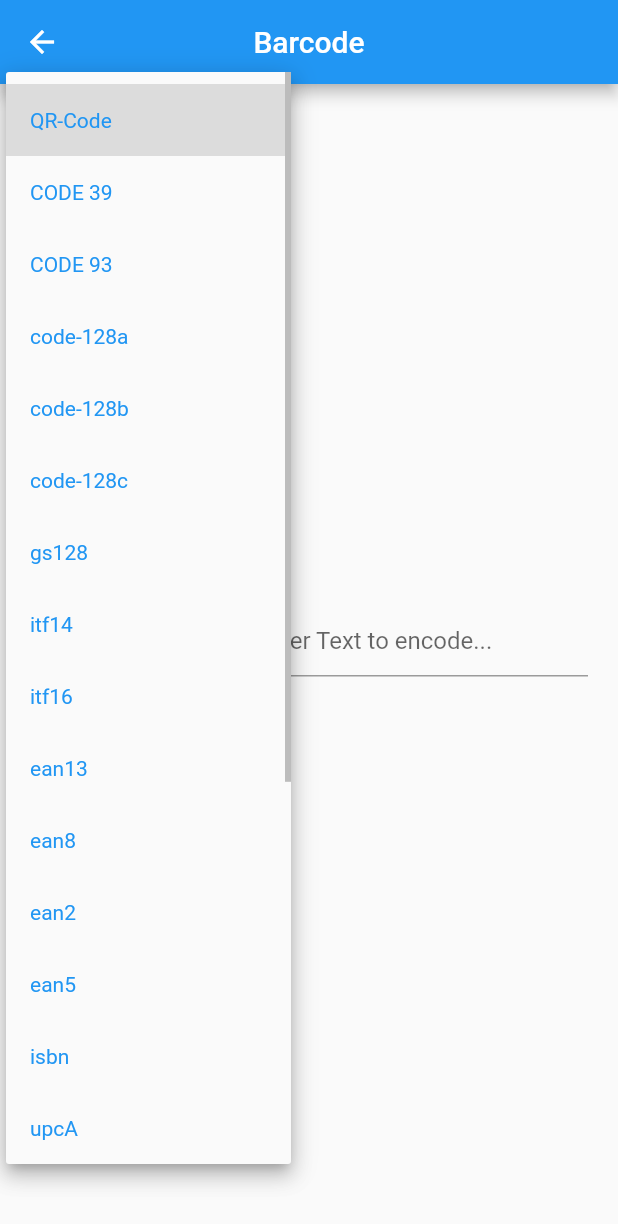
After one commit to saffer4u/flutter_animation, a Flutter app: the BarcodePage screen opened directly, after a tap on "QR-Code", on a phone screen of 412 x 824 dp. The commit adds this screen. Shown: the top 1224 px of the screen. Run offline on Flutter 3.47's test engine with Material 2 defaults, Android fonts, the phone set to English and light mode, and no system bars; our stand-ins replace convex_bottom_bar, file_picker, flutter_spinkit, flutter_svg, font_awesome_flutter, toggle_switch; missing offline and left inert: barcode, dart_ipify, razorpay_flutter, whatsapp_unilink.

Commit message:
Barcode generators

```diff
--- /dev/null
+++ b/lib/barcode/barcode_page.dart
@@ -0,0 +1,238 @@
+import 'dart:io';
+
+import 'package:barcode/barcode.dart';
+import 'package:flutter/material.dart';
+import 'package:flutter/src/foundation/key.dart';
+import 'package:flutter/src/widgets/framework.dart';
+import 'package:flutter_svg/parser.dart';
+import 'package:flutter_svg/svg.dart';
+
+class BarcodePage extends StatefulWidget {
+  const BarcodePage({Key? key}) : super(key: key);
+
+  @override
+  State<BarcodePage> createState() => _BarcodePageState();
+}
+
+class _BarcodePageState extends State<BarcodePage> {
+  TextEditingController textController = TextEditingController();
+
+  String errorText = "";
+
+  final barcodeTypes = [
+    'QR-Code',
+    'CODE 39',
+    'CODE 93',
+    'code-128a',
+    'code-128b',
+    'code-128c',
+    'gs128',
+    'itf14',
+    'itf16',
+    'ean13',
+    'ean8',
+    'ean2',
+    'ean5',
+    'isbn',
+    'upcA',
+    'upcE',
+    'telepen',
+    'codabar',
+    'pdf417',
+    'dataMatrix',
+    'aztec',
+    'rm4scc',
+    'itf',
+  ];
+
+  Widget? barcode;
+  String _dropDownValue = 'QR-Code';
+
+  void buildBarcode(
+    Barcode bc,
+    String data, {
+    String? filename,
+    double? width,
+    double? height,
+    double? fontHeight,
+  }) {
+    final svg = bc.toSvg(
+      data,
+      width: width ?? 200,
+      height: height ?? 80,
+      fontHeight: fontHeight,
+    );
+
+    filename ??= bc.name.replaceAll(RegExp(r'\s'), '-').toLowerCase();
+
+    barcode = SvgPicture.string(svg);
+  }
+
+  void onChanged(String val) {
+    val = textController.text;
+    try {
+      switch (_dropDownValue) {
+        case 'QR-Code':
+          buildBarcode(Barcode.qrCode(), val, height: 200);
+          break;
+        case 'CODE 39':
+          buildBarcode(Barcode.code39(), val);
+          break;
+        case 'CODE 93':
+          buildBarcode(Barcode.code93(), val);
+          break;
+        case 'code-128a':
+          buildBarcode(
+              Barcode.code128(useCode128B: false, useCode128C: false), val,
+              filename: 'code-128a');
+          break;
+        case 'code-128b':
+          buildBarcode(
+              Barcode.code128(useCode128A: false, useCode128C: false), val,
+              filename: 'code-128b');
+          break;
+        case 'code-128c':
+          buildBarcode(
+              Barcode.code128(useCode128A: false, useCode128B: false), val,
+              filename: 'code-128c');
+          break;
+        case 'gs128':
+          buildBarcode(Barcode.gs128(), val);
+          break;
+
+        case 'itf14':
+          buildBarcode(Barcode.itf14(), val);
+          break;
+        case 'itf16':
+          buildBarcode(Barcode.itf16(), val);
+          break;
+
+        case 'ean13':
+          buildBarcode(Barcode.ean13(), val);
+          break;
+        case 'ean8':
+          buildBarcode(Barcode.ean8(), val, width: 100);
+          break;
+        case 'ean2':
+          buildBarcode(Barcode.ean2(), val, width: 40);
+          break;
+        case 'ean5':
+          buildBarcode(Barcode.ean5(), val, width: 60);
+          break;
+
+        case 'isbn':
+          buildBarcode(Barcode.isbn(), val);
+          break;
+        case 'upcA':
+          buildBarcode(Barcode.upcA(), val);
+          break;
+        case 'upcE':
+          buildBarcode(Barcode.upcE(), val, width: 100);
+          break;
+
+        case 'telepen':
+          buildBarcode(Barcode.telepen(), val);
+          break;
+
+        case 'codabar':
+          buildBarcode(Barcode.codabar(explicitStartStop: true), val);
+          break;
+
+        case 'pdf417':
+          buildBarcode(Barcode.pdf417(), val, height: 30);
+          break;
+        case 'dataMatrix':
+          buildBarcode(Barcode.dataMatrix(), val, height: 200);
+          break;
+
+        case 'aztec':
+          buildBarcode(Barcode.aztec(), val, height: 200);
+          break;
+
+        case 'rm4scc':
+          buildBarcode(Barcode.rm4scc(), val, height: 50, fontHeight: 30);
+          break;
+
+        case 'itf':
+          buildBarcode(Barcode.itf(), val);
+          break;
+
+        default:
+          buildBarcode(Barcode.qrCode(), val, height: 200);
+          break;
+      }
+      errorText = "";
+    } catch (e) {
+      errorText = "Unsupported Text $e";
+    }
+    if (val.isEmpty) {
+      barcode = null;
+      errorText = "";
+    }
+    setState(() {});
+  }
+
+  @override
+  Widget build(BuildContext context) {
+    return Scaffold(
+      appBar: AppBar(
+        title: const Text("Barcode"),
+        centerTitle: true,
+      ),
+      body: Center(
+        child: Column(
+          mainAxisAlignment: MainAxisAlignment.center,
+          children: [
+            barcode ?? const SizedBox.shrink(),
+            const SizedBox(height: 20),
+            Padding(
+              padding: const EdgeInsets.all(20.0),
+              child: Row(
+                children: [
+                  SizedBox(
+                    width: 150,
+                    child: DropdownButton(
+                      hint: Text(
+                        _dropDownValue,
+                        style: TextStyle(color: Colors.blue),
+                      ),
+                      isExpanded: true,
+                      iconSize: 30.0,
+                      style: TextStyle(color: Colors.blue),
+                      items: barcodeTypes.map(
+                        (val) {
+                          return DropdownMenuItem<String>(
+                            value: val,
+                            child: Text(val),
+                          );
+                        },
+                      ).toList(),
+                      onChanged: (val) {
+                        _dropDownValue = val.toString();
+
+                        onChanged(val.toString());
+                      },
+                    ),
+                  ),
+                  Expanded(
+                    child: TextFormField(
+                      controller: textController,
+                      decoration: const InputDecoration(
+                          hintText: "Enter Text to encode..."),
+                      onChanged: onChanged,
+                    ),
+                  ),
+                ],
+              ),
+            ),
+           const SizedBox(height: 30),
+            Text(
+              errorText,
+              style: TextStyle(color: Colors.red),
+            ),
+          ],
+        ),
+      ),
+    );
+  }
+}
--- a/lib/pages/home_page.dart
+++ b/lib/pages/home_page.dart
@@ -1,5 +1,6 @@
 import 'package:convex_bottom_bar/convex_bottom_bar.dart';
 import 'package:flutter/material.dart';
+import 'package:flutter_animation/barcode/barcode_page.dart';
 import 'package:flutter_animation/crypto/crypto_page.dart';
 import 'package:flutter_animation/dart_ipify/dart_ipify_page.dart';
 import 'package:flutter_animation/pages/file_picker.dart';
@@ -53,6 +54,10 @@ class HomePage extends StatelessWidget {
                 const CustomButton(
                   title: "Crypto Page",
                   page: CryptoPage(),
+                ),
+                const CustomButton(
+                  title: "Barcode",
+                  page: BarcodePage(),
                 ),
                 const CustomButton(
                   title: "Whatsapp Unlink",
```
